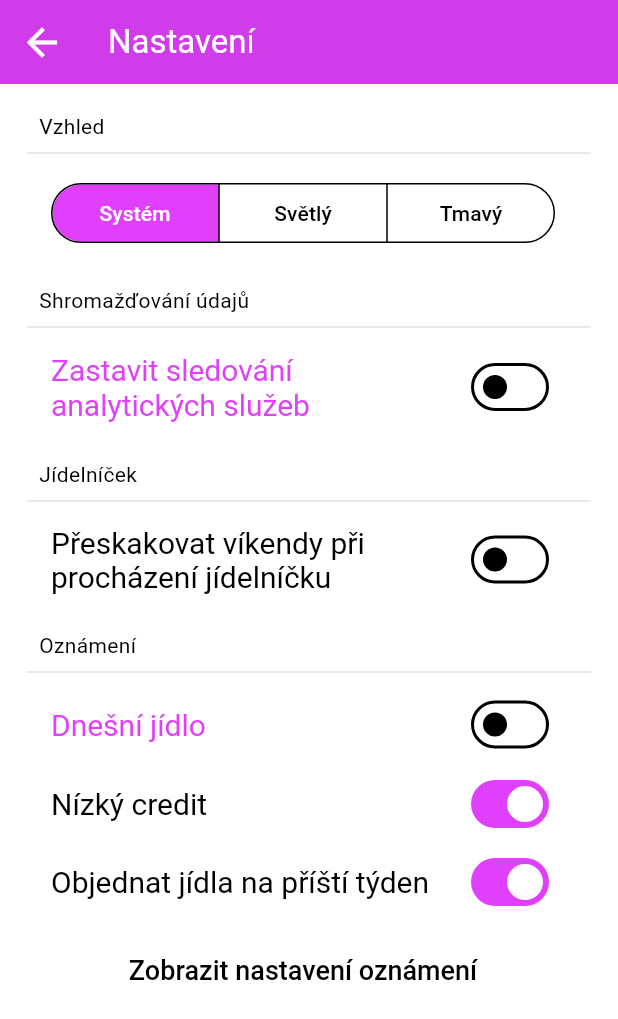
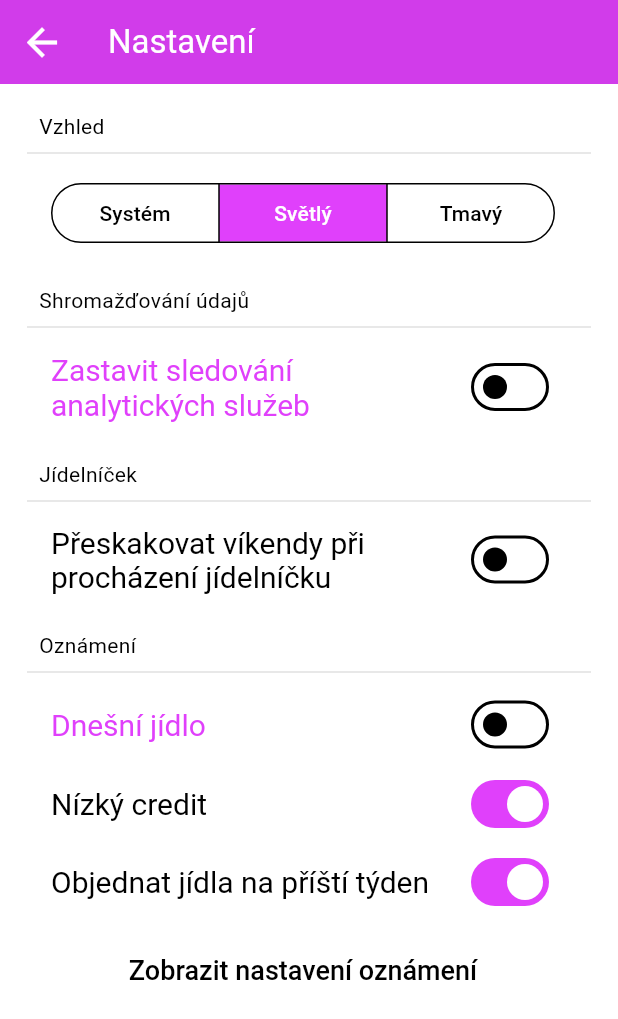
Before and after one commit to App-Elevate/AUT.aplikace-legacy, a Flutter app: the AnalyticSettingsPage screen opened directly, after a tap on "Světlý", on a phone screen of 412 x 824 dp. Shown: the top 1019 px of the screen. Run offline on Flutter 3.47's test engine with Material 2 defaults, Android fonts, the phone set to English and light mode, and no system bars; our stand-ins replace awesome_notifications, device_info_plus, dio, firebase_analytics, firebase_core, firebase_crashlytics and 9 more; missing offline and left inert: background_fetch, canteenlib, install_plugin, markdown; accounts and stored records are empty; network calls fail; statements that could not run were skipped; project files that could hold a hidden picture were left out.

Commit message:
settings

```diff
--- a/lib/pages/settings.dart
+++ b/lib/pages/settings.dart
@@ -13,9 +13,9 @@ class AnalyticSettingsPage extends StatelessWidget {
   final ValueNotifier<bool> lowCreditNotificationNotifier = ValueNotifier<bool>(true);
   final ValueNotifier<bool> nextWeekOrderNotificationNotifier = ValueNotifier<bool>(true);
   final ValueNotifier<String> jidloNotificationTime = ValueNotifier<String>("11:00");
+  final ValueNotifier<String> themeNotifier = ValueNotifier<String>("0");
 
   Future<void> setSettings() async {
-    LoginDataAutojidelna loginData = await loggedInCanteen.getLoginDataFromSecureStorage();
     String? analyticsDisabled = await loggedInCanteen.readData('disableAnalytics');
     if (kDebugMode) {
       analyticsDisabled = '1';
@@ -47,19 +47,11 @@ class AnalyticSettingsPage extends StatelessWidget {
     } else {
       jidloNotificationTime.value = jidloNotificationTimeString;
     }
-    for (LoggedInUser uzivatel in loginData.users) {
-      String? lowCreditNotificationString = await loggedInCanteen.readData('ignore_kredit_${uzivatel.username}');
-      if (lowCreditNotificationString == '') {
-        lowCreditNotificationNotifier.value = true;
+    String? themeString = await loggedInCanteen.readData('ThemeMode');
+    if (themeString == null || themeString == '') {
+      themeNotifier.value = "0";
     } else {
-        lowCreditNotificationNotifier.value = false;
-      }
-      String? nextWeekOrderNotificationString = await loggedInCanteen.readData('ignore_objednat_${uzivatel.username}');
-      if (nextWeekOrderNotificationString == '') {
-        nextWeekOrderNotificationNotifier.value = true;
-      } else {
-        nextWeekOrderNotificationNotifier.value = false;
-      }
+      themeNotifier.value = themeString;
     }
   }
 
@@ -77,7 +69,7 @@ class AnalyticSettingsPage extends StatelessWidget {
                 child: Column(
                   crossAxisAlignment: CrossAxisAlignment.start,
                   children: [
-                    _Graphics(),
+                    _graphics(),
                     _dataUsage(context),
                     _convenience(context),
                     _notifications(context),
@@ -361,18 +353,8 @@ class AnalyticSettingsPage extends StatelessWidget {
       ),
     );
   }
-}
 
-class _Graphics extends StatefulWidget {
-  @override
-  State<_Graphics> createState() => _GraphicsState();
-}
-
-class _GraphicsState extends State<_Graphics> {
-  String selectedMode = "0";
-
-  @override
-  Widget build(BuildContext context) {
+  Padding _graphics() {
     return Padding(
       padding: const EdgeInsets.all(8),
       child: Column(
@@ -383,18 +365,19 @@ class _GraphicsState extends State<_Graphics> {
             child: Text('Vzhled'),
           ),
           const Divider(),
-          ListTile(
+          ValueListenableBuilder(
+              valueListenable: themeNotifier,
+              builder: (context, value, child) {
+                return ListTile(
                   title: SegmentedButton<String>(
                     showSelectedIcon: false,
-              selected: <String>{selectedMode},
+                    selected: <String>{value},
                     onSelectionChanged: (Set<String> newSelection) {
-                setState(() {
-                  selectedMode = newSelection.first;
-                });
-                if (selectedMode == "2") {
+                      themeNotifier.value = newSelection.first;
+                      if (newSelection.first == "2") {
                         loggedInCanteen.saveData('ThemeMode', "2");
                         NotifyTheme().setTheme(ThemeMode.dark);
-                } else if (selectedMode == "1") {
+                      } else if (newSelection.first == "1") {
                         loggedInCanteen.saveData("ThemeMode", "1");
                         NotifyTheme().setTheme(ThemeMode.light);
                       } else {
@@ -418,7 +401,8 @@ class _GraphicsState extends State<_Graphics> {
                       ),
                     ],
                   ),
-          ),
+                );
+              }),
         ],
       ),
     );
```
Lines whose indentation alone changed are shown as unchanged.
